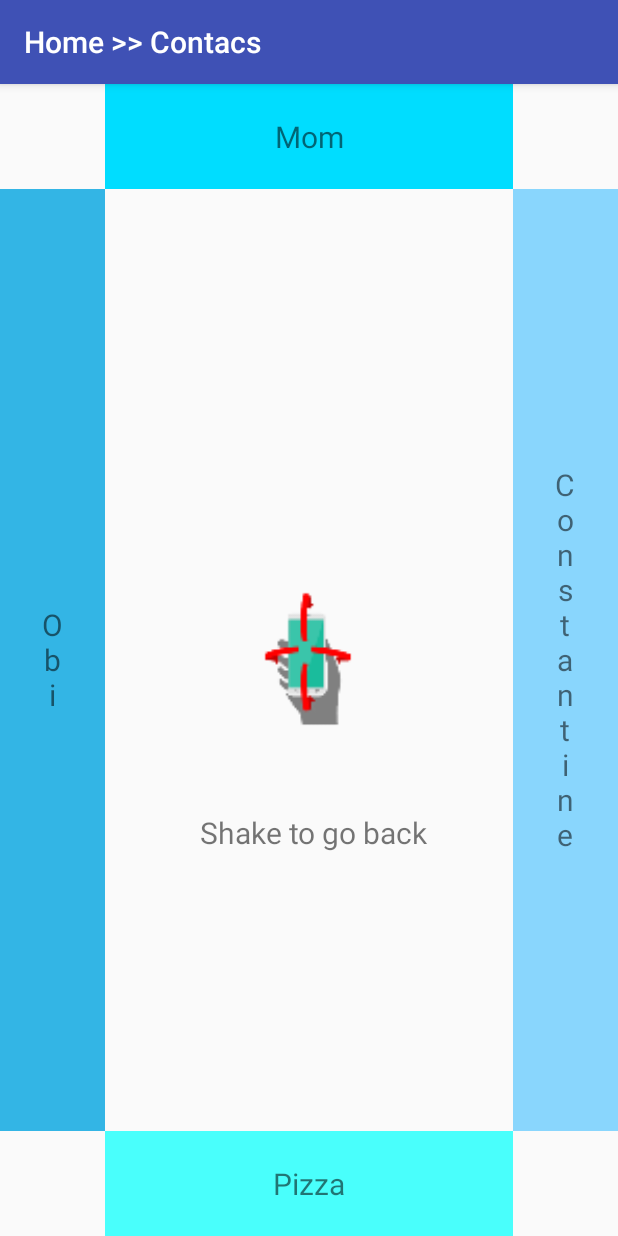
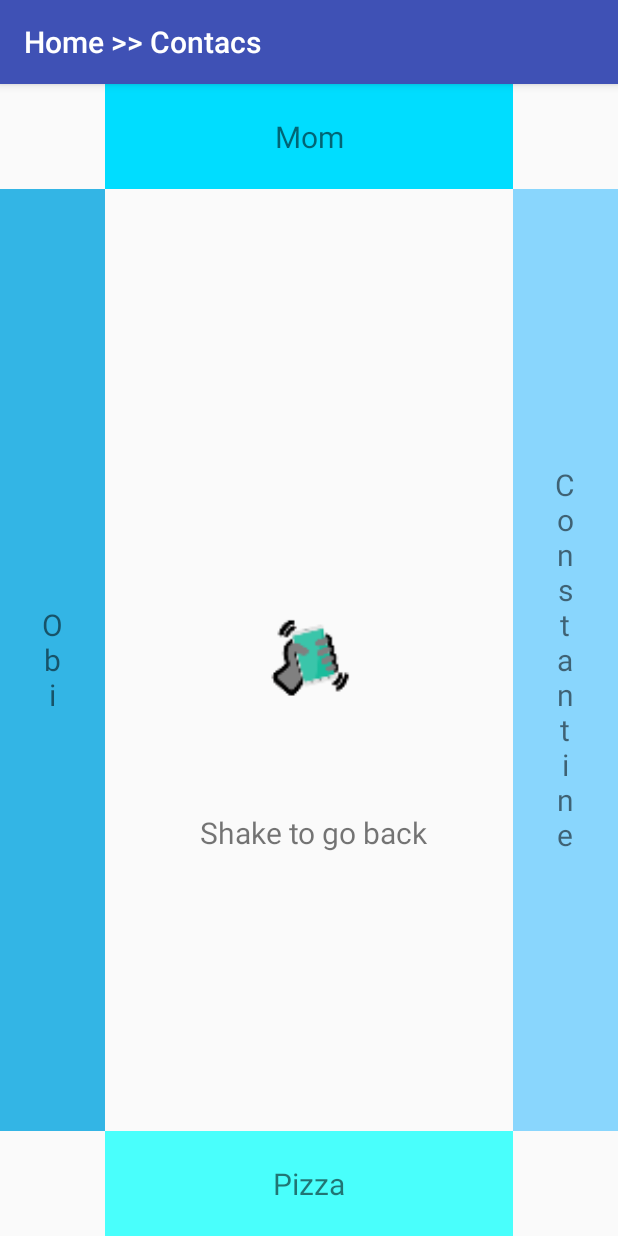
Before and after one commit to JDavidsson/BeyondTouch, an Android app: the fragment ContactsFragment placed in its activity, on a phone screen of 412 x 824 dp. Run offline under Robolectric (Android 15) with nearby library versions, the phone set to English and light mode, and no system bars.

Commit message:
bind shake image

```diff
--- a/app/src/main/res/layout/fragment_contacts.xml
+++ b/app/src/main/res/layout/fragment_contacts.xml
@@ -115,7 +115,7 @@
         app:layout_constraintLeft_toLeftOf="parent"
         app:layout_constraintRight_toRightOf="parent"
         app:layout_constraintTop_toTopOf="parent"
-        app:srcCompat="@mipmap/tilt" />
+        app:srcCompat="@mipmap/shake" />
 
     <TextView
         android:id="@+id/luta"
```
Also changed, not shown: app/src/main/java/com/example/beyondtouch/MainFragment.java (+2 -9 lines), 1 other file.
